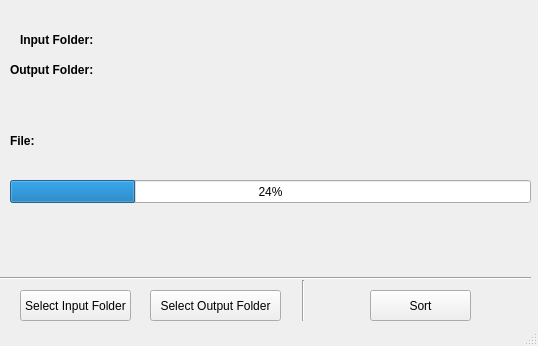
johuex/photosortfrommobile, file UI/mainwindow.ui: the form before one commit.
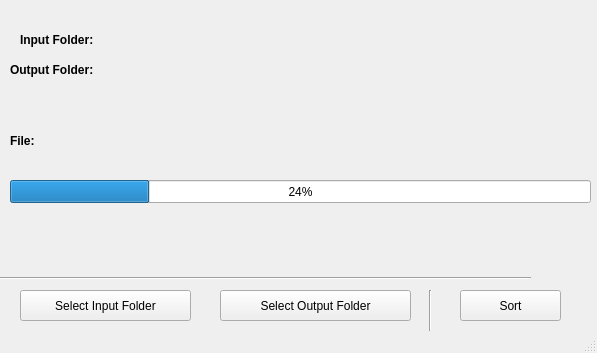
The form after the commit.

The edit to the form file:
```diff
--- a/UI/mainwindow.ui
+++ b/UI/mainwindow.ui
@@ -2,12 +2,15 @@
 <ui version="4.0">
  <class>MainWindow</class>
  <widget class="QMainWindow" name="MainWindow">
+  <property name="enabled">
+   <bool>true</bool>
+  </property>
   <property name="geometry">
    <rect>
     <x>0</x>
     <y>0</y>
-    <width>538</width>
-    <height>346</height>
+    <width>597</width>
+    <height>353</height>
    </rect>
   </property>
   <property name="sizePolicy">
@@ -16,6 +19,18 @@
     <verstretch>0</verstretch>
    </sizepolicy>
   </property>
+  <property name="minimumSize">
+   <size>
+    <width>597</width>
+    <height>353</height>
+   </size>
+  </property>
+  <property name="maximumSize">
+   <size>
+    <width>597</width>
+    <height>353</height>
+   </size>
+  </property>
   <property name="windowTitle">
    <string>Photo Sorting</string>
   </property>
@@ -25,7 +40,7 @@
      <rect>
       <x>20</x>
       <y>290</y>
-      <width>111</width>
+      <width>171</width>
       <height>31</height>
      </rect>
     </property>
@@ -36,9 +51,9 @@
    <widget class="QPushButton" name="pushButton_2">
     <property name="geometry">
      <rect>
-      <x>150</x>
+      <x>220</x>
       <y>290</y>
-      <width>131</width>
+      <width>191</width>
       <height>31</height>
      </rect>
     </property>
@@ -49,7 +64,7 @@
    <widget class="QPushButton" name="pushButton_3">
     <property name="geometry">
      <rect>
-      <x>370</x>
+      <x>460</x>
       <y>290</y>
       <width>101</width>
       <height>31</height>
@@ -62,8 +77,8 @@
    <widget class="Line" name="line">
     <property name="geometry">
      <rect>
-      <x>293</x>
-      <y>280</y>
+      <x>420</x>
+      <y>290</y>
       <width>20</width>
       <height>41</height>
      </rect>
@@ -156,7 +171,7 @@
      <rect>
       <x>10</x>
       <y>180</y>
-      <width>521</width>
+      <width>581</width>
       <height>23</height>
      </rect>
     </property>
```
